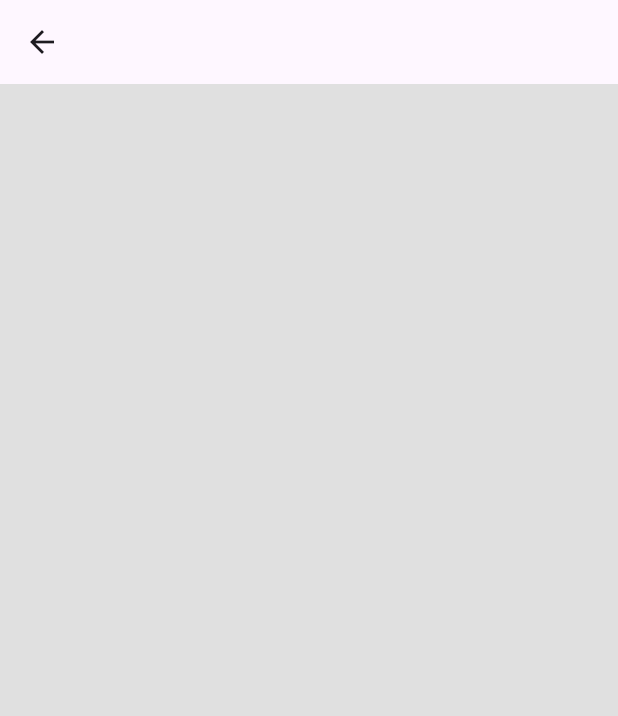
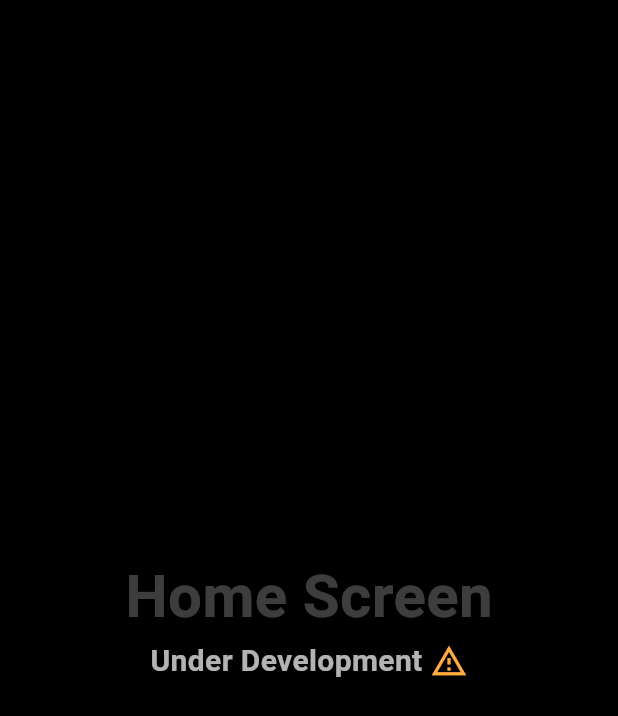
Before and after one commit to Pavitra554/IOT_App, a Flutter app: the Home screen opened directly, on a phone screen of 412 x 824 dp. Shown: the top 716 px of the screen. Run offline on Flutter 3.47's test engine with Material 3 defaults, Android fonts, the light colour scheme and no system bars; our stand-ins replace curved_navigation_bar.

Commit message:
ADD: home screen added

```diff
--- a/lib/screens/home.dart
+++ b/lib/screens/home.dart
@@ -10,8 +10,37 @@ class _HomeState extends State<Home> {
   @override
   Widget build(BuildContext context) {
     return Scaffold(
-      backgroundColor: Colors.grey[300],
-      appBar: AppBar(),
-    );
+        backgroundColor: Colors.black,
+        body: Container(
+            alignment: Alignment.center,
+            child: const Column(
+              mainAxisAlignment: MainAxisAlignment.center,
+              children: [
+                Text(
+                  'Home Screen',
+                  style: TextStyle(
+                      color: Colors.white24,
+                      fontSize: 40,
+                      fontWeight: FontWeight.w700),
+                ),
+                Row(
+                  mainAxisAlignment: MainAxisAlignment.center,
+                  children: [
+                    Text(
+                      'Under Development ',
+                      style: TextStyle(
+                          color: Colors.white70,
+                          fontSize: 20,
+                          fontWeight: FontWeight.w700),
+                    ),
+                    Icon(
+                      Icons.warning_amber_outlined,
+                      size: 25,
+                      color: Colors.orangeAccent,
+                    ),
+                  ],
+                ),
+              ],
+            )));
   }
 }
```
